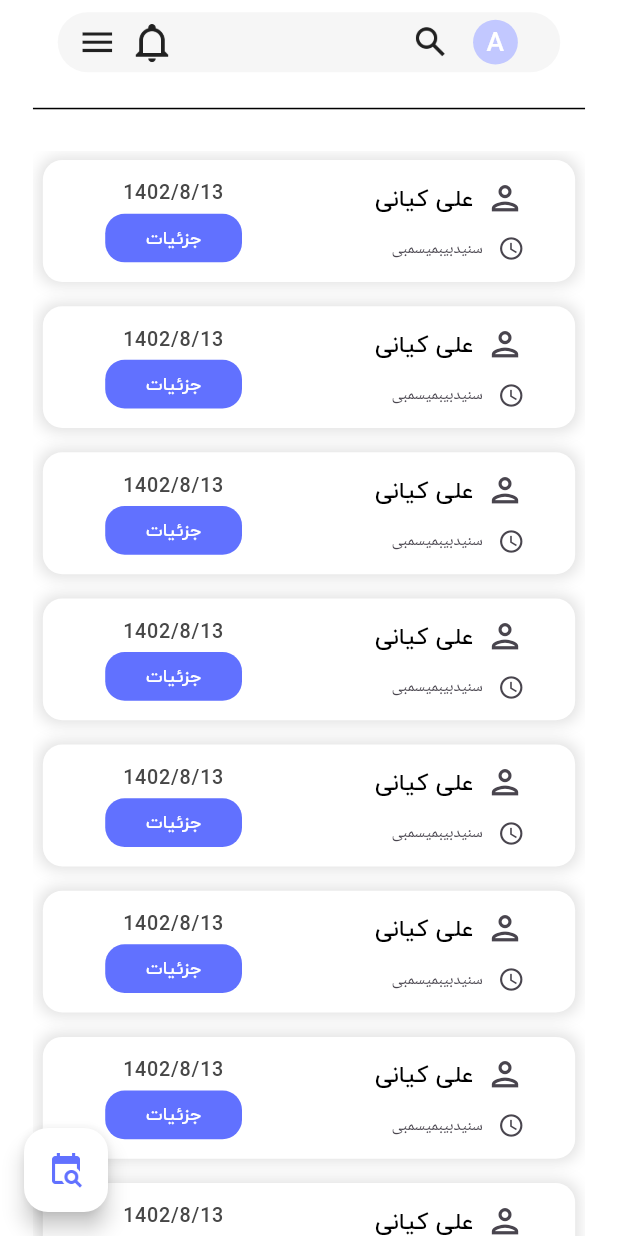
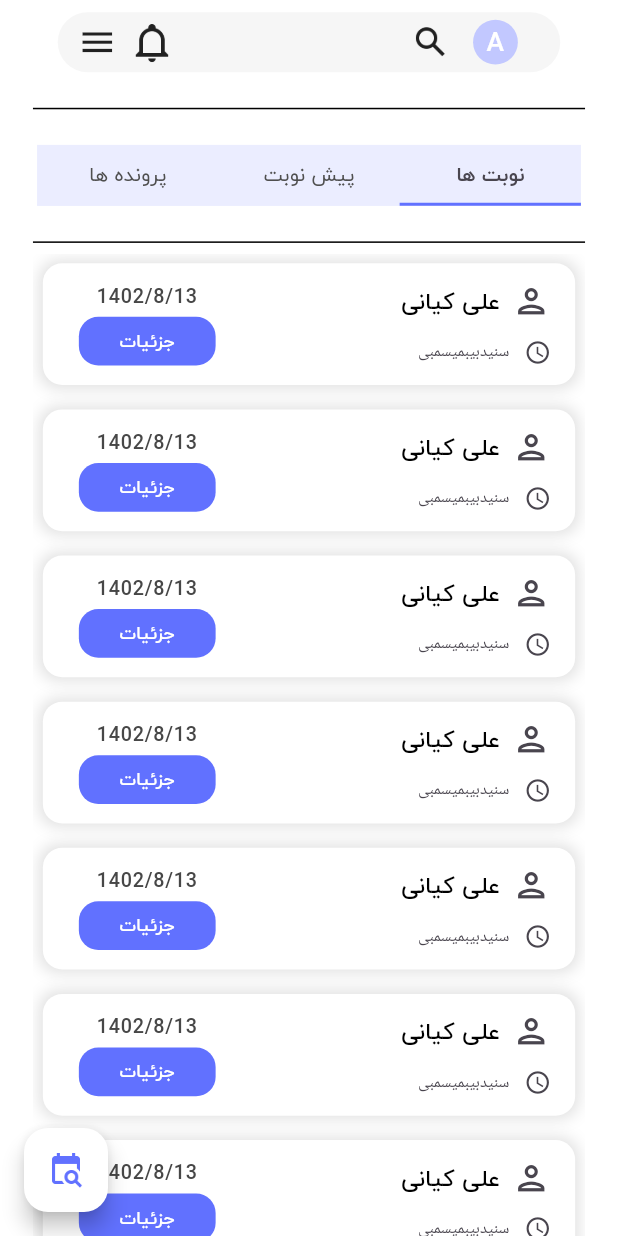
Before and after one commit to RayMasoumi/nobitok, a Flutter app: the screen it shows after launch, on a phone screen of 412 x 824 dp. Run offline on Flutter 3.47's test engine with Material 2 defaults, Android fonts, the phone set to English and light mode, and no system bars; our stand-ins replace flutter_bloc, flutter_screenutil.

Commit message:
home screen UI isz complete ig

```diff
--- a/lib/presentation/screens/home_screen.dart
+++ b/lib/presentation/screens/home_screen.dart
@@ -13,7 +13,9 @@ class HomeScreen extends StatelessWidget {
 
   @override
   Widget build(BuildContext context) {
-    return Scaffold(
+    return DefaultTabController(
+      length: 3,
+      child: Scaffold(
         backgroundColor: Colors.white,
 // * floating action button:
         floatingActionButton: FloatingActionButton(
@@ -35,12 +37,56 @@ class HomeScreen extends StatelessWidget {
               ),
 // * searchbar:
               const SearchbarWidget(),
-
-// * divider:
+// * first divider:
               Padding(
                 padding: EdgeInsets.only(
                   top: 16.h,
-                bottom: 20.h,
+                  bottom: 16.h,
+                ),
+                child: const Column(
+                  children: [
+                    Divider(
+                      thickness: 1,
+                      color: Colors.black,
+                    ),
+                  ],
+                ),
+              ), // * end of first divider
+// * tab bar:
+              Column(
+                children: [
+                  Container(
+                    height: 40.h,
+                    width: 330.w,
+                    color: const Color(0xffEBEDFF),
+                    child: TabBar(
+                      indicatorSize: TabBarIndicatorSize.tab,
+                      indicatorWeight: 2,
+                      indicatorColor: Color(0xff6171FF),
+                      dividerColor: const Color(0xffEBEDFF),
+                      labelColor: Color(0xff49454F),
+                      unselectedLabelStyle: kMedium12TextStyle,
+                      labelStyle: kBold12TextStyle,
+                      tabs: const [
+                        Tab(
+                          text: 'نوبت ها',
+                        ),
+                        Tab(
+                          text: 'پیش نوبت',
+                        ),
+                        Tab(
+                          text: 'پرونده ها',
+                        ),
+                      ],
+                    ),
+                  ),
+                ],
+              ),
+// * second divider:
+              Padding(
+                padding: EdgeInsets.only(
+                  top: 16.h,
+                  // bottom: 20.h,
                 ),
                 child: const Column(
                   children: [
@@ -76,8 +122,10 @@ class HomeScreen extends StatelessWidget {
                       ],
                     ),
                     child: Padding(
-                    padding:
-                        EdgeInsets.symmetric(horizontal: 16.w, vertical: 12.h),
+                      padding: EdgeInsets.symmetric(
+                        // horizontal: 16.w,
+                        vertical: 12.h,
+                      ),
                       child: ListTile(
 // * list tile leading:
                         leading: SizedBox(
@@ -110,6 +158,7 @@ class HomeScreen extends StatelessWidget {
                                     width: 9.w,
                                   ),
                                   const Text('سنیدبیبمیسمبی'),
+                                  const Spacer(),
                                 ],
                               ),
                             ],
@@ -141,6 +190,7 @@ class HomeScreen extends StatelessWidget {
             ],
           ),
         ),
+      ),
     );
   }
 }
```
Lines whose indentation alone changed are shown as unchanged.
